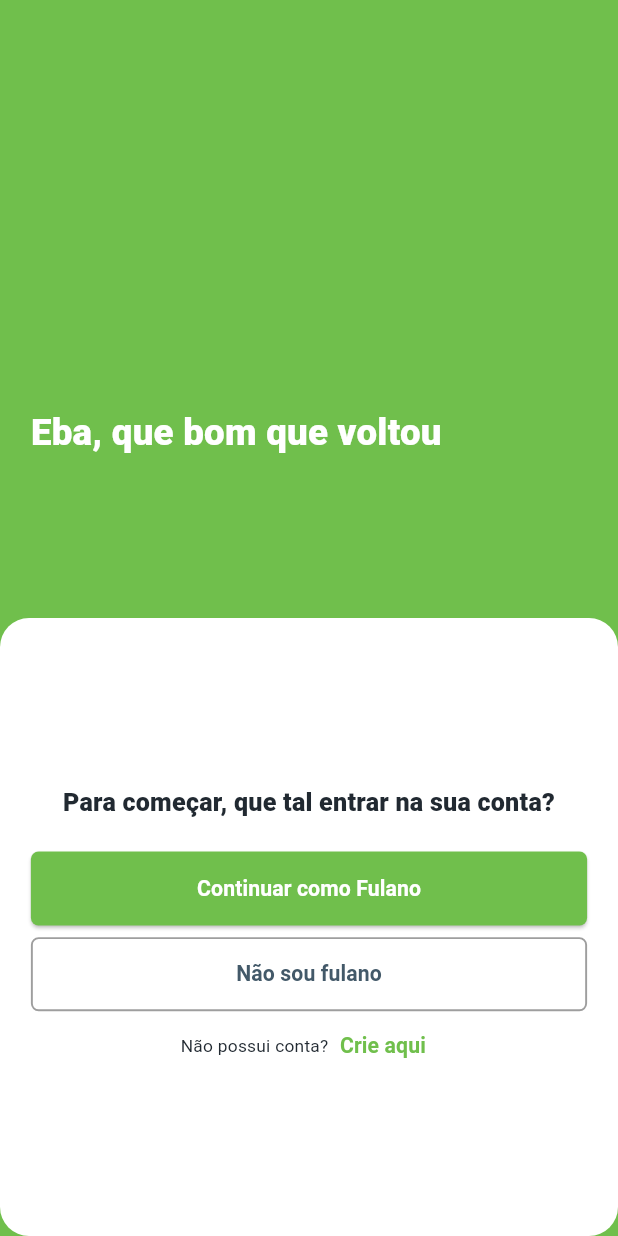
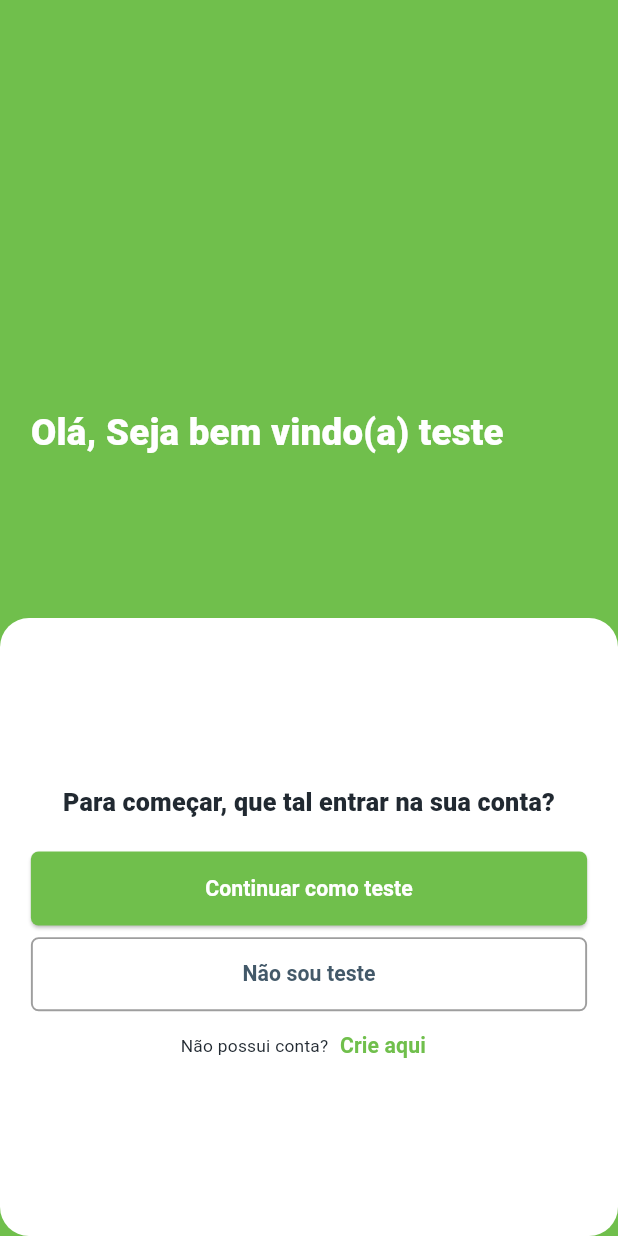
Before and after one commit to lmtsufape/vida-agroecologica-app-comercio-vendedor, a Flutter app: the screen it shows after launch, on a phone screen of 412 x 824 dp. Run offline on Flutter 3.47's test engine with Material 2 defaults, Android fonts, the phone set to English and light mode, and no system bars; our stand-ins replace bot_toast, device_preview, dio, flutter_local_notifications, flutter_svg, font_awesome_flutter and 7 more; missing offline and left inert: rate_my_app.

Commit message:
Correção de fluxo inicial do app

```diff
--- a/lib/app.dart
+++ b/lib/app.dart
@@ -1,5 +1,6 @@
 import 'package:device_preview/device_preview.dart';
 import 'package:flutter/material.dart';
+import 'package:get/get.dart';
 import 'package:responsive_framework/responsive_wrapper.dart';
 import 'package:thunderapp/screens/carrousel/carrousel_screen.dart';
 import 'package:thunderapp/screens/my%20store/my_store_screen.dart';
@@ -21,7 +22,7 @@ class App extends StatelessWidget {
 
   @override
   Widget build(BuildContext context) {
-    return MaterialApp(
+    return GetMaterialApp(
       useInheritedMediaQuery: true,
       locale: DevicePreview.locale(context),
       navigatorKey: navigatorKey,
--- a/lib/screens/start/start_screen.dart
+++ b/lib/screens/start/start_screen.dart
@@ -1,4 +1,5 @@
 import 'package:flutter/material.dart';
+import 'package:get/get.dart';
 import 'package:provider/provider.dart';
 import 'package:thunderapp/components/buttons/custom_text_button.dart';
 import 'package:thunderapp/components/buttons/primary_button.dart';
@@ -7,6 +8,7 @@ import 'package:thunderapp/components/forms/custom_text_form_field.dart';
 import 'package:thunderapp/components/utils/vertical_spacer_box.dart';
 import 'package:thunderapp/screens/screens_index.dart';
 import 'package:thunderapp/screens/signin/sign_in_controller.dart';
+import 'package:thunderapp/screens/start/start_controller.dart';
 import 'package:thunderapp/shared/constants/app_number_constants.dart';
 import 'package:thunderapp/shared/constants/style_constants.dart';
 import 'package:thunderapp/shared/core/navigator.dart';
@@ -20,33 +22,26 @@ class StartScreen extends StatelessWidget {
   Widget build(BuildContext context) {
     /**Declare this variable to get the Media Query of the screen in the current context */
     Size size = MediaQuery.of(context).size;
-    return MultiProvider(
-        providers: [
-          ChangeNotifierProvider(
-              create: (_) => SignInController()),
-        ],
-        builder: (context, child) {
-          return Consumer<SignInController>(
-            builder: (context, controller, child) =>
-                Scaffold(
+    return GetBuilder<StartController>(
+      init: StartController(),
+      builder: (controller) => Scaffold(
         body: Stack(
           children: [
             Container(
               color: kPrimaryColor,
               width: size.width,
-                    padding: const EdgeInsets.all(
-                        kDefaultPadding),
+              padding:
+                  const EdgeInsets.all(kDefaultPadding),
               child: Column(
-                      mainAxisAlignment:
-                          MainAxisAlignment.center,
+                mainAxisAlignment: MainAxisAlignment.center,
                 crossAxisAlignment:
                     CrossAxisAlignment.start,
                 children: [
                   Text(
-                          'Eba, que bom que voltou',
+                    'Olá, Seja bem vindo(a) ${controller.userName}',
                     textAlign: TextAlign.center,
-                          style: kTitle1.copyWith(
-                              color: kTextColor),
+                    style:
+                        kTitle1.copyWith(color: kTextColor),
                   ),
                   SizedBox(
                     height: size.height * 0.3,
@@ -57,8 +52,8 @@ class StartScreen extends StatelessWidget {
             Align(
               alignment: Alignment.bottomCenter,
               child: Container(
-                      padding: const EdgeInsets.all(
-                          kDefaultPadding),
+                padding:
+                    const EdgeInsets.all(kDefaultPadding),
                 width: size.width,
                 height: size.height * 0.5,
                 decoration: BoxDecoration(
@@ -76,26 +71,26 @@ class StartScreen extends StatelessWidget {
                     ),
                     const VerticalSpacerBox(
                         size: SpacerSize.huge),
-                          controller.status ==
+                    SignInController().status ==
                             SignInStatus.loading
                         ? const CircularProgressIndicator()
                         : PrimaryButton(
                             text:
-                                      'Continuar como Fulano',
+                                'Continuar como ${controller.userName}',
                             onPressed: () => navigatorKey
                                 .currentState!
                                 .pushReplacementNamed(
-                                          Screens.signin)),
+                                    Screens.home)),
                     SizedBox(
                       width: size.width,
                       child: Column(
                         crossAxisAlignment:
                             CrossAxisAlignment.center,
                         children: <Widget>[
-                                controller.errorMessage !=
+                          SignInController().errorMessage !=
                                   null
                               ? Text(
-                                        controller
+                                  SignInController()
                                       .errorMessage!,
                                   style: kCaption1,
                                 )
@@ -103,20 +98,27 @@ class StartScreen extends StatelessWidget {
                           const VerticalSpacerBox(
                               size: SpacerSize.small),
                           SecondaryButton(
-                                    text: 'Não sou fulano',
-                                    onPressed: () {}),
+                              text:
+                                  'Não sou ${controller.userName}',
+                              onPressed: () {
+                                navigatorKey.currentState!
+                                    .pushReplacementNamed(
+                                        Screens.signin);
+                              }),
                           const VerticalSpacerBox(
                               size: SpacerSize.small),
                           Row(
                             mainAxisAlignment:
-                                      MainAxisAlignment
-                                          .center,
+                                MainAxisAlignment.center,
                             children: <Widget>[
                               const Text(
                                   'Não possui conta?'),
                               CustomTextButton(
                                   title: 'Crie aqui',
-                                        onPressed: () {})
+                                  onPressed: () => navigatorKey
+                                      .currentState!
+                                      .pushReplacementNamed(
+                                          Screens.signUp)),
                             ],
                           )
                         ],
@@ -130,6 +132,5 @@ class StartScreen extends StatelessWidget {
         ),
       ),
     );
-        });
   }
 }
```
Also changed, not shown: lib/screens/sign up/sign_up_screen.dart (+9 -1 lines), lib/screens/splash/splash_screen_controller.dart (+21 -1 lines), lib/screens/start/start_controller.dart (added, +18 -0 lines). Lines whose indentation alone changed are shown as unchanged.
